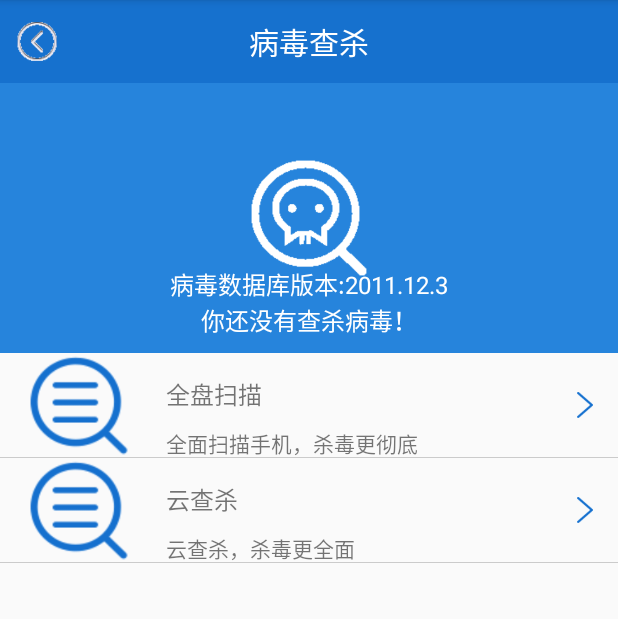
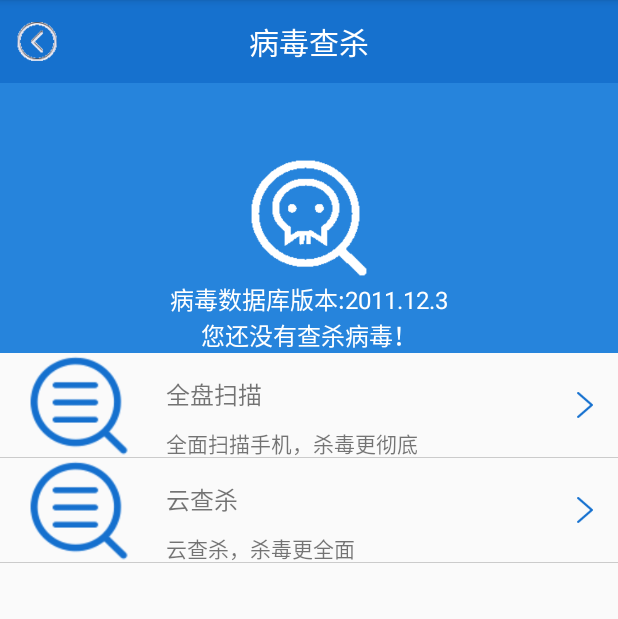
Before and after one commit to liyinliang/MobileGuard, an Android app: the screen it shows after launch (VirusScanActivity), after a tap on "手机杀毒", on a phone screen of 412 x 824 dp, the part 84-703 px from its top. Run offline under Robolectric (Android 15) with nearby library versions, the phone set to English and light mode, and no system bars.

Commit message:
5次测试

```diff
--- a/app/src/main/java/cn/edu/gdmec/android/mobileguard/m5virusscan/VirusScanActivity.java
+++ b/app/src/main/java/cn/edu/gdmec/android/mobileguard/m5virusscan/VirusScanActivity.java
@@ -21,72 +21,69 @@ import cn.edu.gdmec.android.mobileguard.R;
 import cn.edu.gdmec.android.mobileguard.m1home.utils.VersionUpdateUtils;
 import cn.edu.gdmec.android.mobileguard.m5virusscan.dao.AntiVirusDao;
 
-public class VirusScanActivity extends AppCompatActivity implements View.OnClickListener{
+public class VirusScanActivity extends AppCompatActivity implements View.OnClickListener {
     private TextView mLastTimeTV;
+    private TextView mDbVersionTV;
     private SharedPreferences mSP;
-    private TextView mVersionTV;
-
     @Override
     protected void onCreate(Bundle savedInstanceState) {
         super.onCreate(savedInstanceState);
         setContentView(R.layout.activity_virus_scan);
-        mSP = getSharedPreferences("config",MODE_PRIVATE);
+        mSP = getSharedPreferences("config", MODE_PRIVATE);
         copyDB("antivirus.db","");
         initView();
     }
-    //更新病毒库版本
-    public void updateVesion(String dbVersion){
-        final VersionUpdateUtils versionUpdateUtils = new VersionUpdateUtils(dbVersion,VirusScanActivity.this,downloadCallback,null);
+
+    @Override
+    protected void onResume() {
+        String string = mSP.getString("lastVirusScan", "您还没有查杀病毒！");
+        mLastTimeTV.setText(string);
+        super.onResume();
+    }
+
+    Handler handler = new Handler(){
+        @Override
+        public void handleMessage(Message msg) {
+            if (msg.what == 0){
+                AntiVirusDao dao = new AntiVirusDao(VirusScanActivity.this);
+                String dbVersion = dao.getVirusDbVersion();
+                mDbVersionTV = (TextView) findViewById(R.id.tv_dbversion);
+                mDbVersionTV.setText("病毒数据库版本:"+dbVersion);
+                UpdateDb(dbVersion);
+            }
+            super.handleMessage(msg);
+        }
+    };
+    VersionUpdateUtils.DownloadCallback downloadCallback = new VersionUpdateUtils.DownloadCallback() {
+        @Override
+        public void afterDownload(String filename) {
+            copyDB("antivirus.db", Environment.getExternalStoragePublicDirectory(Environment.DIRECTORY_DOWNLOADS).getPath());
+        }
+    };
+
+    final private void UpdateDb(String localDbVersion){
+        final VersionUpdateUtils versionUpdateUtils = new VersionUpdateUtils(localDbVersion,VirusScanActivity.this,downloadCallback,null);
         new Thread(){
+
             @Override
             public void run() {
-                super.run();
                 versionUpdateUtils.getCloudVersion("http://android2017.duapp.com/virusupdateinfo.html");
             }
         }.start();
+
     }
-    VersionUpdateUtils.DownloadCallback downloadCallback = new VersionUpdateUtils.DownloadCallback() {
-        @Override
-        public void afterDownload(String filename) {
-            copyDB("antivirus.db", Environment.getExternalStoragePublicDirectory("/download/").getPath());
-        }
-    };
-
-    @Override
-    protected void onResume() {
-        String string = mSP.getString("lastVirusScan","你还没有查杀病毒！");
-        mLastTimeTV.setText(string);
-        //AntiVirusDao dao = new AntiVirusDao(VirusScanActivity.this);
-        //String virusVersion = dao.getVirusVersion();
-        //mVersionTV = (TextView) findViewById(R.id.tv_version);
-        //mVersionTV.setText("病毒数据库版本:"+virusVersion);
-        //调用版本病毒库版本
-        //updateVesion(virusVersion);
-        super.onResume();
-    }
-    Handler handler = new Handler(){
-        @Override
-        public void handleMessage(Message msg) {
-            AntiVirusDao dao = new AntiVirusDao(VirusScanActivity.this);
-            String virusVersion = dao.getVirusVersion();
-            mVersionTV = (TextView) findViewById(R.id.tv_version);
-            mVersionTV.setText("病毒数据库版本:"+virusVersion);
-            updateVesion(virusVersion);
-            super.handleMessage(msg);
-        }
-    };
-
-    private void copyDB(final String dbname,final String fromPath){
+    private void copyDB(final String dbname,final String fromPath) {
+        //大文件的拷贝复制一定要用线程，否则很容易出现ANR
         new Thread(){
-            public void run(){
-                try{
+            public void run() {
+                try {
                     File file = new File(getFilesDir(),dbname);
                     if(file.exists()&&file.length()>0&&fromPath.equals("")){
                         Log.i("VirusScanActivity","数据库已存在！");
                         handler.sendEmptyMessage(0);
-                        return;
+                        return ;
                     }
-                    InputStream is = getAssets().open(dbname);
+                    InputStream is;
                     if (fromPath.equals("")){
                         is = getAssets().open(dbname);
                     }else{
@@ -94,23 +91,28 @@ public class VirusScanActivity extends AppCompatActivity implements View.OnClick
                                 "antivirus.db");
                         is= new FileInputStream(file);
                     }
-                    FileOutputStream fos = openFileOutput(dbname,MODE_PRIVATE);
+
+                    FileOutputStream fos  = openFileOutput(dbname, MODE_PRIVATE);
                     byte[] buffer = new byte[1024];
                     int len = 0;
                     while((len = is.read(buffer))!=-1){
-                        fos.write(buffer,0,len);
+                        fos.write(buffer, 0, len);
                     }
                     is.close();
                     fos.close();
                     handler.sendEmptyMessage(0);
-                }catch (Exception e){
+                } catch (Exception e) {
                     e.printStackTrace();
                 }
             };
         }.start();
     }
-    private void initView(){
-        findViewById(R.id.rl_titlebar).setBackgroundColor(getResources().getColor(R.color.light_blue));
+    /**
+     * 初始化UI控件
+     */
+    private void initView() {
+        findViewById(R.id.rl_titlebar).setBackgroundColor(
+                getResources().getColor(R.color.light_blue));
         ImageView mLeftImgv = (ImageView) findViewById(R.id.imgv_leftbtn);
         ((TextView) findViewById(R.id.tv_title)).setText("病毒查杀");
         mLeftImgv.setOnClickListener(this);
@@ -119,10 +121,9 @@ public class VirusScanActivity extends AppCompatActivity implements View.OnClick
         findViewById(R.id.rl_allscanvirus).setOnClickListener(this);
         findViewById(R.id.rl_cloudscanvirus).setOnClickListener(this);
     }
-
     @Override
-    public void onClick(View v) {
-        switch (v.getId()){
+    public void onClick(View view) {
+        switch (view.getId()) {
             case R.id.imgv_leftbtn:
                 finish();
                 break;
@@ -130,10 +131,10 @@ public class VirusScanActivity extends AppCompatActivity implements View.OnClick
                 startActivity(new Intent(this,VirusScanSpeedActivity.class));
                 break;
             case R.id.rl_cloudscanvirus:
-                Intent intent=new Intent(this,VirusScanSpeedActivity.class);
+                Intent intent = new Intent(this,VirusScanSpeedActivity.class);
                 intent.putExtra("cloud",true);
                 startActivity(intent);
+
         }
     }
-
 }
--- a/app/src/main/java/cn/edu/gdmec/android/mobileguard/m5virusscan/dao/AntiVirusDao.java
+++ b/app/src/main/java/cn/edu/gdmec/android/mobileguard/m5virusscan/dao/AntiVirusDao.java
@@ -5,8 +5,9 @@ import android.database.Cursor;
 import android.database.sqlite.SQLiteDatabase;
 
 /**
- * Created by war on 2017/11/19.
+ * Created by Administrator on 2017/11/13.
  */
+
 public class AntiVirusDao {
     private static Context context;
     private static String dbname;
@@ -25,15 +26,18 @@ public class AntiVirusDao {
         db.close();
         return desc;
     }
-    public String getVirusVersion(){
-        String virusVersion = "";
-        SQLiteDatabase db = SQLiteDatabase.openDatabase(dbname, null, SQLiteDatabase.OPEN_READONLY);
+    public String getVirusDbVersion(){
+        String dbVersion = null;
+        // 打开病毒数据库
+        SQLiteDatabase db = SQLiteDatabase.openDatabase(
+                dbname, null,
+                SQLiteDatabase.OPEN_READONLY);
         Cursor cursor = db.rawQuery("select major||'.'||minor||'.'||build from version",null);
         if (cursor.moveToNext()) {
-            virusVersion = cursor.getString(0);
+            dbVersion = cursor.getString(0);
         }
         cursor.close();
         db.close();
-        return virusVersion;
+        return dbVersion;
     }
 }
--- a/app/src/main/java/cn/edu/gdmec/android/mobileguard/m5virusscan/entity/ScanAppInfo.java
+++ b/app/src/main/java/cn/edu/gdmec/android/mobileguard/m5virusscan/entity/ScanAppInfo.java
@@ -3,7 +3,7 @@ package cn.edu.gdmec.android.mobileguard.m5virusscan.entity;
 import android.graphics.drawable.Drawable;
 
 /**
- * Created by war on 2017/11/19.
+ * Created by Administrator on 2017/11/13.
  */
 
 public class ScanAppInfo {
--- a/app/src/main/java/cn/edu/gdmec/android/mobileguard/m6cleancache/adapter/CacheCleanAdapter.java
+++ b/app/src/main/java/cn/edu/gdmec/android/mobileguard/m6cleancache/adapter/CacheCleanAdapter.java
@@ -12,6 +12,10 @@ import java.util.List;
 
 import cn.edu.gdmec.android.mobileguard.R;
 import cn.edu.gdmec.android.mobileguard.m6cleancache.entity.CacheInfo;
+
+/**
+ * Created by Administrator on 2017/11/19.
+ */
 
 public class CacheCleanAdapter extends BaseAdapter {
     private Context context;
--- a/app/src/main/java/cn/edu/gdmec/android/mobileguard/m6cleancache/entity/CacheInfo.java
+++ b/app/src/main/java/cn/edu/gdmec/android/mobileguard/m6cleancache/entity/CacheInfo.java
@@ -3,7 +3,7 @@ package cn.edu.gdmec.android.mobileguard.m6cleancache.entity;
 import android.graphics.drawable.Drawable;
 
 /**
- * Created by war on 2017/11/26.
+ * Created by Administrator on 2017/11/19.
  */
 
 public class CacheInfo {
--- a/app/src/main/res/layout/activity_virus_scan.xml
+++ b/app/src/main/res/layout/activity_virus_scan.xml
@@ -1,79 +1,84 @@
 <?xml version="1.0" encoding="utf-8"?>
 <LinearLayout xmlns:android="http://schemas.android.com/apk/res/android"
               android:layout_width="match_parent"
-              android:layout_height="wrap_content"
-              android:orientation="vertical">
+              android:layout_height="match_parent"
+              android:orientation="vertical" >
 
     <include layout="@layout/titlebar" />
 
     <RelativeLayout
         android:layout_width="match_parent"
         android:layout_height="180dp"
-        android:background="@color/blue">
+        android:background="@color/blue" >
         <ImageView
             android:layout_width="80dp"
             android:layout_height="80dp"
             android:layout_centerInParent="true"
-            android:background="@drawable/virusscan_icon"/>
+            android:background="@drawable/virusscan_icon" />
         <TextView
-            android:id="@+id/tv_version"
+            android:id="@+id/tv_dbversion"
             style="@style/textview16sp"
+            android:layout_above="@+id/tv_lastscantime"
             android:layout_centerHorizontal="true"
-            android:text="病毒数据库版本:"
-            android:layout_above="@+id/tv_lastscantime"
-            android:textColor="@color/white"/>
+            android:textColor="@color/white"
+            android:text="病毒数据库版本:"/>
         <TextView
             android:id="@+id/tv_lastscantime"
             style="@style/textview16sp"
             android:layout_alignParentBottom="true"
             android:layout_centerHorizontal="true"
-            android:layout_marginBottom="10dp"
-            android:textColor="@color/white"/>
+            android:textColor="@color/white" />
     </RelativeLayout>
 
     <RelativeLayout
         android:id="@+id/rl_allscanvirus"
         android:layout_width="match_parent"
         android:layout_height="70dp">
+
         <ImageView
-            android:id="@+id/imgv_quickscon"
+            android:id="@+id/imgv_quickscan"
             style="@style/wrapcontent"
-            android:src="@drawable/quickscan_icon"
             android:layout_alignParentLeft="true"
             android:layout_centerVertical="true"
-            android:layout_marginLeft="10dp"/>
+            android:layout_marginLeft="10dp"
+            android:src="@drawable/quickscan_icon" />
+
         <TextView
             android:id="@+id/tv_allscan"
             style="@style/textview16sp"
-            android:layout_toRightOf="@+id/imgv_quickscon"
             android:layout_marginLeft="15dp"
             android:layout_marginTop="15dp"
-            android:text="全盘扫描"/>
+            android:layout_toRightOf="@+id/imgv_quickscan"
+            android:text="全盘扫描" />
+
         <TextView
             style="@style/textview14sp"
             android:layout_below="@+id/tv_allscan"
             android:layout_marginLeft="15dp"
-            android:layout_toRightOf="@+id/imgv_quickscon"
             android:layout_marginTop="10dp"
-            android:text="全面扫描手机，杀毒更彻底"/>
+            android:layout_toRightOf="@+id/imgv_quickscan"
+            android:text="全面扫描手机，杀毒更彻底" />
+
         <View
             android:layout_width="13dp"
             android:layout_height="20dp"
-            android:background="@drawable/rightarrow_blue"
             android:layout_alignParentRight="true"
             android:layout_centerVertical="true"
-            android:layout_marginRight="15dp"/>
+            android:layout_marginRight="15dp"
+            android:background="@drawable/rightarrow_blue" />
+
         <View
             android:layout_width="match_parent"
             android:layout_height="1.0px"
-            android:background="@color/black30"
-            android:layout_alignParentBottom="true"/>
+            android:layout_alignParentBottom="true"
+            android:background="@color/black30" />
     </RelativeLayout>
 
     <RelativeLayout
         android:id="@+id/rl_cloudscanvirus"
         android:layout_width="match_parent"
         android:layout_height="70dp">
+
         <ImageView
             android:id="@+id/imgv_cloudscan"
             style="@style/wrapcontent"
@@ -81,6 +86,7 @@
             android:layout_alignParentLeft="true"
             android:layout_centerVertical="true"
             android:layout_marginLeft="10dp"/>
+
         <TextView
             android:id="@+id/tv_cloudscan"
             style="@style/textview16sp"
@@ -95,6 +101,7 @@
             android:layout_toRightOf="@+id/imgv_cloudscan"
             android:layout_marginTop="10dp"
             android:text="云查杀，杀毒更全面"/>
+
         <View
             android:layout_width="13dp"
             android:layout_height="20dp"
```
Also changed, not shown: app/src/main/java/cn/edu/gdmec/android/mobileguard/m5virusscan/adapter/ScanVirusAdapter.java (+3 -12 lines).
